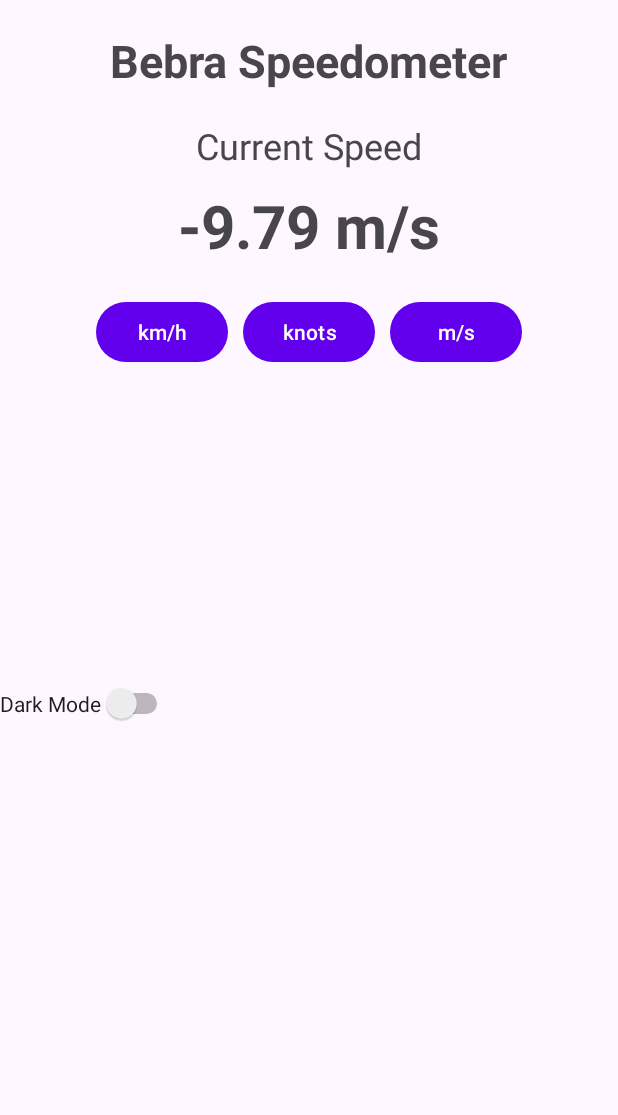
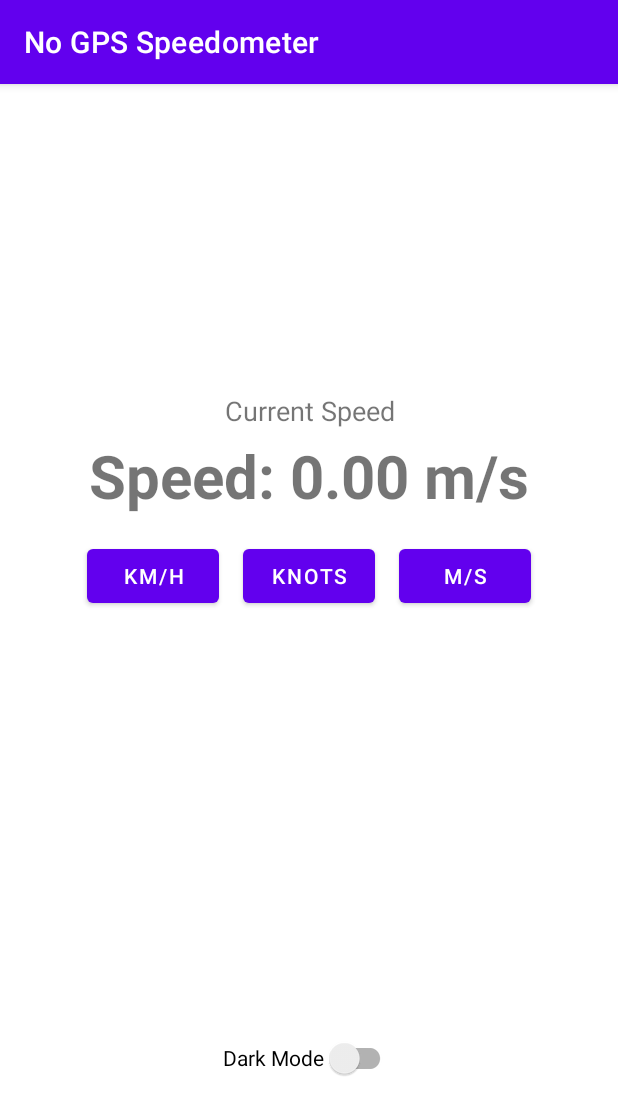
Before and after one commit to iliavrtn/DesignPatternsBebraSpeedometer, an Android app: the screen it shows after launch (MainActivity), on a phone screen of 412 x 824 dp. Shown: the top 1115 px of the screen. Run offline under Robolectric (Android 15) with nearby library versions, the phone set to English and light mode, and no system bars.

Commit message:
Finished UI

```diff
--- a/app/src/main/AndroidManifest.xml
+++ b/app/src/main/AndroidManifest.xml
@@ -10,7 +10,7 @@
         android:label="@string/app_name"
         android:roundIcon="@mipmap/ic_launcher_round"
         android:supportsRtl="true"
-        android:theme="@style/Theme.Bebrails"
+        android:theme="@style/Theme.Bebrails.Light"
         tools:targetApi="31">
         <activity
             android:name=".MainActivity"
--- a/app/src/main/java/com/example/bebrails/MainActivity.java
+++ b/app/src/main/java/com/example/bebrails/MainActivity.java
@@ -1,122 +1,177 @@
 package com.example.bebrails;
 
+import android.content.Context;
 import android.content.SharedPreferences;
 import android.hardware.Sensor;
 import android.hardware.SensorEvent;
 import android.hardware.SensorEventListener;
 import android.hardware.SensorManager;
 import android.os.Bundle;
+import android.os.Handler;
+import android.os.Looper;
 import android.widget.Button;
 import android.widget.Switch;
 import android.widget.TextView;
-
 import androidx.appcompat.app.AppCompatActivity;
 import androidx.appcompat.app.AppCompatDelegate;
+import androidx.appcompat.widget.SwitchCompat;
+
+import java.util.Timer;
+import java.util.TimerTask;
 
 public class MainActivity extends AppCompatActivity implements SensorEventListener {
 
     private SensorManager sensorManager;
     private Sensor accelerometer;
+    private Sensor gravitySensor;
     private TextView speedTextView;
-    private Button buttonKmh, buttonKnots, buttonMs;
-    private Switch themeSwitch;
-    private double speed = 0.0;
-    private String currentUnit = "m/s";
+    private SwitchCompat themeSwitch;
     private SharedPreferences preferences;
+    private boolean isDarkMode;
+    private String currentUnit = "m/s";  // Default unit
+
+    private float[] gravity = new float[3];
+    private float[] linearAcceleration = new float[3];
+    private float speed = 0.0f;
+    private float[] velocity = new float[3];
+    private long lastUpdateTime = 0;
+    private static final float SPEED_THRESHOLD = 0.1f;
+    private static final float NOISE_THRESHOLD = 0.05f;
+
+    private Timer timer;
+    private Handler handler;
 
     @Override
     protected void onCreate(Bundle savedInstanceState) {
         super.onCreate(savedInstanceState);
+
+        preferences = getSharedPreferences("appPreferences", MODE_PRIVATE);
+        isDarkMode = preferences.getBoolean("darkMode", false);
+        setTheme(isDarkMode ? R.style.Theme_Bebrails_Dark : R.style.Theme_Bebrails_Light);
         setContentView(R.layout.activity_main);
 
-        sensorManager = (SensorManager) getSystemService(SENSOR_SERVICE);
+        speedTextView = findViewById(R.id.speedTextView);
+        themeSwitch = findViewById(R.id.themeSwitch);
+        themeSwitch.setChecked(isDarkMode);
+        themeSwitch.setOnCheckedChangeListener((buttonView, isChecked) -> toggleTheme(isChecked));
+
+        Button buttonKmh = findViewById(R.id.buttonKmh);
+        Button buttonKnots = findViewById(R.id.buttonKnots);
+        Button buttonMs = findViewById(R.id.buttonMs);
+
+        buttonKmh.setOnClickListener(v -> currentUnit = "km/h");
+        buttonKnots.setOnClickListener(v -> currentUnit = "knots");
+        buttonMs.setOnClickListener(v -> currentUnit = "m/s");
+
+        sensorManager = (SensorManager) getSystemService(Context.SENSOR_SERVICE);
         accelerometer = sensorManager.getDefaultSensor(Sensor.TYPE_ACCELEROMETER);
-        sensorManager.registerListener(this, accelerometer, SensorManager.SENSOR_DELAY_NORMAL);
+        gravitySensor = sensorManager.getDefaultSensor(Sensor.TYPE_GRAVITY);
 
-        speedTextView = findViewById(R.id.speedTextView);
-        buttonKmh = findViewById(R.id.buttonKmh);
-        buttonKnots = findViewById(R.id.buttonKnots);
-        buttonMs = findViewById(R.id.buttonMs);
-        themeSwitch = findViewById(R.id.themeSwitch);
-
-        preferences = getSharedPreferences("app_prefs", MODE_PRIVATE);
-
-        // Restore user preferences
-        currentUnit = preferences.getString("unit", "m/s");
-        boolean isDarkMode = preferences.getBoolean("dark_mode", false);
-
-        if (isDarkMode) {
-            AppCompatDelegate.setDefaultNightMode(AppCompatDelegate.MODE_NIGHT_YES);
-        } else {
-            AppCompatDelegate.setDefaultNightMode(AppCompatDelegate.MODE_NIGHT_NO);
-        }
-
-        updateSpeedDisplay();
-
-        buttonKmh.setOnClickListener(v -> {
-            currentUnit = "km/h";
-            savePreferences();
-            updateSpeedDisplay();
-        });
-
-        buttonKnots.setOnClickListener(v -> {
-            currentUnit = "knots";
-            savePreferences();
-            updateSpeedDisplay();
-        });
-
-        buttonMs.setOnClickListener(v -> {
-            currentUnit = "m/s";
-            savePreferences();
-            updateSpeedDisplay();
-        });
-
-        themeSwitch.setOnCheckedChangeListener((buttonView, isChecked) -> {
-            if (isChecked) {
-                AppCompatDelegate.setDefaultNightMode(AppCompatDelegate.MODE_NIGHT_YES);
-            } else {
-                AppCompatDelegate.setDefaultNightMode(AppCompatDelegate.MODE_NIGHT_NO);
-            }
-            savePreferences();
-        });
+        handler = new Handler(Looper.getMainLooper());
+        timer = new Timer();
     }
 
     @Override
     public void onSensorChanged(SensorEvent event) {
-        if (event.sensor.getType() == Sensor.TYPE_ACCELEROMETER) {
-            float x = event.values[0];
-            float y = event.values[1];
-            float z = event.values[2];
-            speed = Math.sqrt(x * x + y * y + z * z);
-            updateSpeedDisplay();
+        if (event.sensor.getType() == Sensor.TYPE_GRAVITY) {
+            gravity[0] = event.values[0];
+            gravity[1] = event.values[1];
+            gravity[2] = event.values[2];
+        } else if (event.sensor.getType() == Sensor.TYPE_ACCELEROMETER) {
+            // Apply low-pass filter to isolate the force of gravity
+            final float alpha = 0.8f;
+            gravity[0] = alpha * gravity[0] + (1 - alpha) * event.values[0];
+            gravity[1] = alpha * gravity[1] + (1 - alpha) * event.values[1];
+            gravity[2] = alpha * gravity[2] + (1 - alpha) * event.values[2];
+
+            // Remove gravity contribution
+            linearAcceleration[0] = event.values[0] - gravity[0];
+            linearAcceleration[1] = event.values[1] - gravity[1];
+            linearAcceleration[2] = event.values[2] - gravity[2];
+
+            long currentTime = System.currentTimeMillis();
+            if (lastUpdateTime != 0) {
+                float deltaTime = (currentTime - lastUpdateTime) / 1000.0f;
+
+                // Update velocity only if the acceleration is above a noise threshold
+                if (Math.abs(linearAcceleration[0]) > NOISE_THRESHOLD ||
+                        Math.abs(linearAcceleration[1]) > NOISE_THRESHOLD ||
+                        Math.abs(linearAcceleration[2]) > NOISE_THRESHOLD) {
+                    velocity[0] += linearAcceleration[0] * deltaTime;
+                    velocity[1] += linearAcceleration[1] * deltaTime;
+                    velocity[2] += linearAcceleration[2] * deltaTime;
+
+                    // Calculate speed as the magnitude of the velocity vector
+                    speed = (float) Math.sqrt(velocity[0] * velocity[0]
+                            + velocity[1] * velocity[1]
+                            + velocity[2] * velocity[2]);
+                } else {
+                    // If acceleration is below the noise threshold, set velocity and speed to zero
+                    speed = 0;
+                    velocity[0] = 0;
+                    velocity[1] = 0;
+                    velocity[2] = 0;
+                }
+            }
+            lastUpdateTime = currentTime;
+
+            // Apply speed threshold
+            if (speed < SPEED_THRESHOLD) {
+                speed = 0;
+            }
         }
     }
 
     @Override
     public void onAccuracyChanged(Sensor sensor, int accuracy) {
-        // No action needed
+        // Not needed for this example
     }
 
-    private void updateSpeedDisplay() {
-        double displaySpeed;
+    @Override
+    protected void onResume() {
+        super.onResume();
+        sensorManager.registerListener(this, accelerometer, SensorManager.SENSOR_DELAY_NORMAL);
+        sensorManager.registerListener(this, gravitySensor, SensorManager.SENSOR_DELAY_NORMAL);
+
+        // Schedule the timer to update the speed display every second
+        timer.schedule(new TimerTask() {
+            @Override
+            public void run() {
+                handler.post(() -> updateSpeedDisplay(speed));
+            }
+        }, 0, 1000); // Delay of 0 ms, interval of 1000 ms (1 second)
+    }
+
+    @Override
+    protected void onPause() {
+        super.onPause();
+        sensorManager.unregisterListener(this);
+
+        // Cancel the timer when the activity is paused
+        timer.cancel();
+    }
+
+    private void updateSpeedDisplay(float speed) {
+        String speedText;
         switch (currentUnit) {
             case "km/h":
-                displaySpeed = speed * 3.6 - 35.22;
+                speedText = String.format("Speed: %.2f km/h", speed * 3.6);
                 break;
             case "knots":
-                displaySpeed = speed * 1.94384 - 19;
+                speedText = String.format("Speed: %.2f knots", speed * 1.94384);
                 break;
             default:
-                displaySpeed = speed - 9.79;
+                speedText = String.format("Speed: %.2f m/s", speed);
                 break;
         }
-        speedTextView.setText(String.format("%.2f %s", displaySpeed, currentUnit));
+        speedTextView.setText(speedText);
     }
 
-    private void savePreferences() {
+    private void toggleTheme(boolean isDarkMode) {
         SharedPreferences.Editor editor = preferences.edit();
-        editor.putString("unit", currentUnit);
-        editor.putBoolean("dark_mode", themeSwitch.isChecked());
+        editor.putBoolean("darkMode", isDarkMode);
         editor.apply();
+        AppCompatDelegate.setDefaultNightMode(isDarkMode ? AppCompatDelegate.MODE_NIGHT_YES : AppCompatDelegate.MODE_NIGHT_NO);
+        recreate();
     }
 }
--- a/app/src/main/res/layout/activity_main.xml
+++ b/app/src/main/res/layout/activity_main.xml
@@ -1,79 +1,92 @@
-<RelativeLayout xmlns:android="http://schemas.android.com/apk/res/android"
+<androidx.constraintlayout.widget.ConstraintLayout xmlns:android="http://schemas.android.com/apk/res/android"
+    xmlns:app="http://schemas.android.com/apk/res-auto"
     xmlns:tools="http://schemas.android.com/tools"
     android:layout_width="match_parent"
     android:layout_height="match_parent"
+    android:padding="16dp"
     tools:context=".MainActivity">
 
     <!-- Title -->
-    <TextView
-        android:id="@+id/titleTextView"
-        android:layout_width="wrap_content"
-        android:layout_height="wrap_content"
-        android:text="Bebra Speedometer"
-        android:textSize="30sp"
-        android:textStyle="bold"
-        android:layout_centerHorizontal="true"
-        android:layout_marginTop="20dp"/>
 
     <!-- Current Speed Label -->
+
+    <!-- Speed Value -->
+
+    <!-- Buttons for Unit Selection -->
+
     <TextView
         android:id="@+id/currentSpeedLabel"
-        android:layout_width="wrap_content"
+        android:layout_width="0dp"
         android:layout_height="wrap_content"
+        android:layout_marginTop="189dp"
+        android:gravity="center"
         android:text="Current Speed"
-        android:textSize="24sp"
-        android:layout_below="@id/titleTextView"
-        android:layout_centerHorizontal="true"
-        android:layout_marginTop="20dp"/>
+        android:textSize="18sp"
+        app:layout_constraintEnd_toEndOf="parent"
+        app:layout_constraintHorizontal_bias="0.0"
+        app:layout_constraintStart_toStartOf="parent"
+        app:layout_constraintTop_toTopOf="parent" />
 
-    <!-- Speed Value -->
-    <TextView
-        android:id="@+id/speedTextView"
-        android:layout_width="wrap_content"
+    <LinearLayout
+        android:layout_width="0dp"
         android:layout_height="wrap_content"
-        android:text="0.0 m/s"
-        android:textSize="40sp"
-        android:textStyle="bold"
-        android:layout_below="@id/currentSpeedLabel"
-        android:layout_centerHorizontal="true"
-        android:layout_marginTop="10dp"/>
-
-    <!-- Buttons for Unit Selection -->
-    <LinearLayout
-        android:layout_width="wrap_content"
-        android:layout_height="wrap_content"
+        android:layout_marginTop="16dp"
+        android:gravity="center"
         android:orientation="horizontal"
-        android:layout_below="@id/speedTextView"
-        android:layout_centerHorizontal="true"
-        android:layout_marginTop="20dp">
+        app:layout_constraintEnd_toEndOf="parent"
+        app:layout_constraintHorizontal_bias="0.0"
+        app:layout_constraintStart_toStartOf="parent"
+        app:layout_constraintTop_toBottomOf="@id/speedTextView">
 
         <Button
             android:id="@+id/buttonKmh"
             android:layout_width="wrap_content"
             android:layout_height="wrap_content"
-            android:text="km/h"/>
+            android:layout_marginEnd="8dp"
+            android:text="km/h" />
 
         <Button
             android:id="@+id/buttonKnots"
             android:layout_width="wrap_content"
             android:layout_height="wrap_content"
-            android:text="knots"
-            android:layout_marginStart="10dp"
-            android:layout_marginEnd="10dp"/>
+            android:layout_marginStart="8dp"
+            android:layout_marginEnd="8dp"
+            android:text="knots" />
 
         <Button
             android:id="@+id/buttonMs"
             android:layout_width="wrap_content"
             android:layout_height="wrap_content"
-            android:text="m/s"/>
+            android:layout_marginStart="8dp"
+            android:text="m/s" />
     </LinearLayout>
 
-    <!-- Switch for Dark/Light Mode -->
-    <Switch
+    <TextView
+        android:id="@+id/speedTextView"
+        android:layout_width="0dp"
+        android:layout_height="wrap_content"
+        android:layout_marginTop="4dp"
+        android:gravity="center"
+        android:text="0.0 m/s"
+        android:textSize="40sp"
+        android:textStyle="bold"
+        app:layout_constraintEnd_toEndOf="parent"
+        app:layout_constraintHorizontal_bias="0.0"
+        app:layout_constraintStart_toStartOf="parent"
+        app:layout_constraintTop_toBottomOf="@id/currentSpeedLabel" />
+
+    <androidx.appcompat.widget.SwitchCompat
         android:id="@+id/themeSwitch"
         android:layout_width="wrap_content"
         android:layout_height="wrap_content"
-        android:layout_below="@id/buttonMs"
-        android:layout_marginTop="455dp"
-        android:text="Dark Mode" />
-</RelativeLayout>
+        android:layout_marginTop="328dp"
+        android:layout_marginBottom="69dp"
+        android:text="Dark Mode"
+        app:layout_constraintBottom_toBottomOf="parent"
+        app:layout_constraintEnd_toEndOf="parent"
+        app:layout_constraintStart_toStartOf="parent"
+        app:layout_constraintTop_toBottomOf="@id/speedTextView" />
+
+    <!-- Switch for Dark/Light Mode -->
+
+</androidx.constraintlayout.widget.ConstraintLayout>
--- a/app/src/main/res/values-night/themes.xml
+++ b/app/src/main/res/values-night/themes.xml
@@ -1,7 +1,16 @@
 <resources xmlns:tools="http://schemas.android.com/tools">
     <!-- Base application theme. -->
-    <style name="Base.Theme.Bebrails" parent="Theme.Material3.DayNight.NoActionBar">
-        <!-- Customize your dark theme here. -->
-        <!-- <item name="colorPrimary">@color/my_dark_primary</item> -->
+    <style name="Theme.Bebrails.Dark" parent="Theme.MaterialComponents.DayNight.DarkActionBar">
+        <!-- Primary brand color. -->
+        <item name="colorPrimary">@color/purple_500</item>
+        <item name="colorPrimaryVariant">@color/purple_700</item>
+        <item name="colorOnPrimary">@color/white</item>
+        <!-- Secondary brand color. -->
+        <item name="colorSecondary">@color/teal_200</item>
+        <item name="colorSecondaryVariant">@color/teal_700</item>
+        <item name="colorOnSecondary">@color/black</item>
+        <!-- Status bar color. -->
+        <item name="android:statusBarColor">@color/purple_700</item>
+        <!-- Customize your theme here. -->
     </style>
 </resources>
--- a/app/src/main/res/values/strings.xml
+++ b/app/src/main/res/values/strings.xml
@@ -1,3 +1,3 @@
 <resources>
-    <string name="app_name">Bebrails</string>
+    <string name="app_name">No GPS Speedometer</string>
 </resources>
--- a/app/src/main/res/values/themes.xml
+++ b/app/src/main/res/values/themes.xml
@@ -1,8 +1,7 @@
 <resources xmlns:tools="http://schemas.android.com/tools">
     <!-- Base application theme. -->
-    <style name="Base.Theme.Bebrails" parent="Theme.Material3.DayNight.NoActionBar">
-        <!-- Customize your light theme here. -->
-        <!-- <item name="colorPrimary">@color/my_light_primary</item> -->
+    <style name="Theme.Bebrails.Light" parent="Theme.MaterialComponents.Light.DarkActionBar">
+        <!-- Primary brand color. -->
         <item name="colorPrimary">@color/purple_500</item>
         <item name="colorPrimaryVariant">@color/purple_700</item>
         <item name="colorOnPrimary">@color/white</item>
@@ -12,9 +11,7 @@
         <item name="colorOnSecondary">@color/black</item>
         <!-- Status bar color. -->
         <item name="android:statusBarColor">@color/purple_700</item>
+        <!-- Customize your theme here. -->
     </style>
 
-    <style name="Theme.Bebrails" parent="Base.Theme.Bebrails" />
-
-
 </resources>
```
